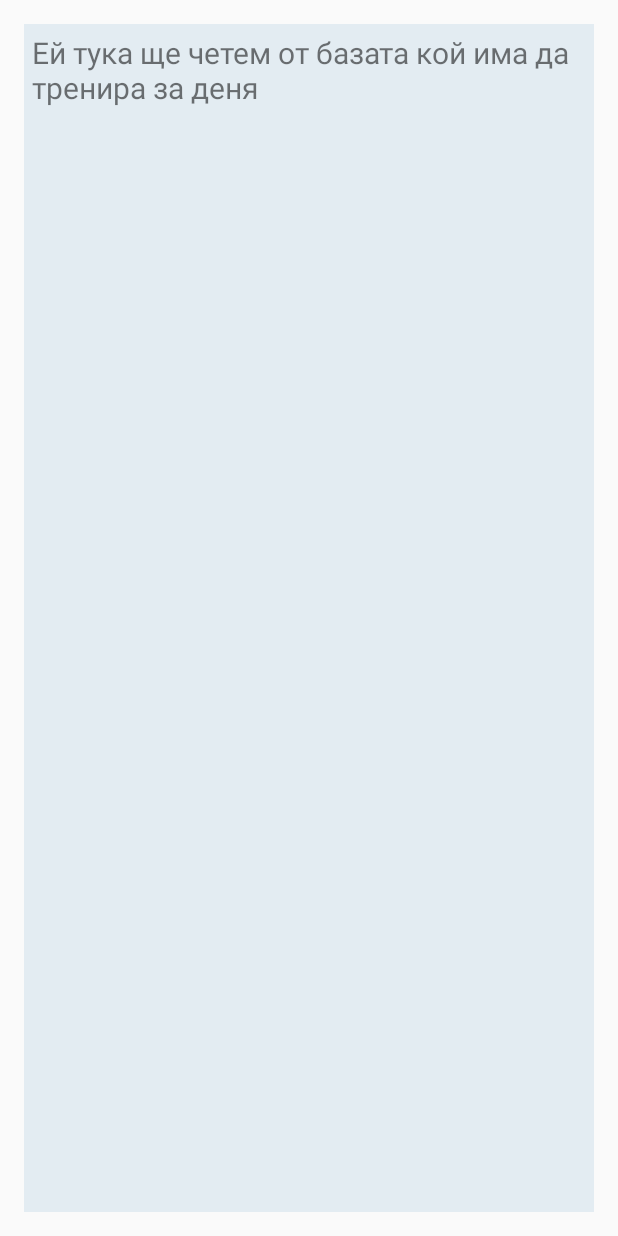
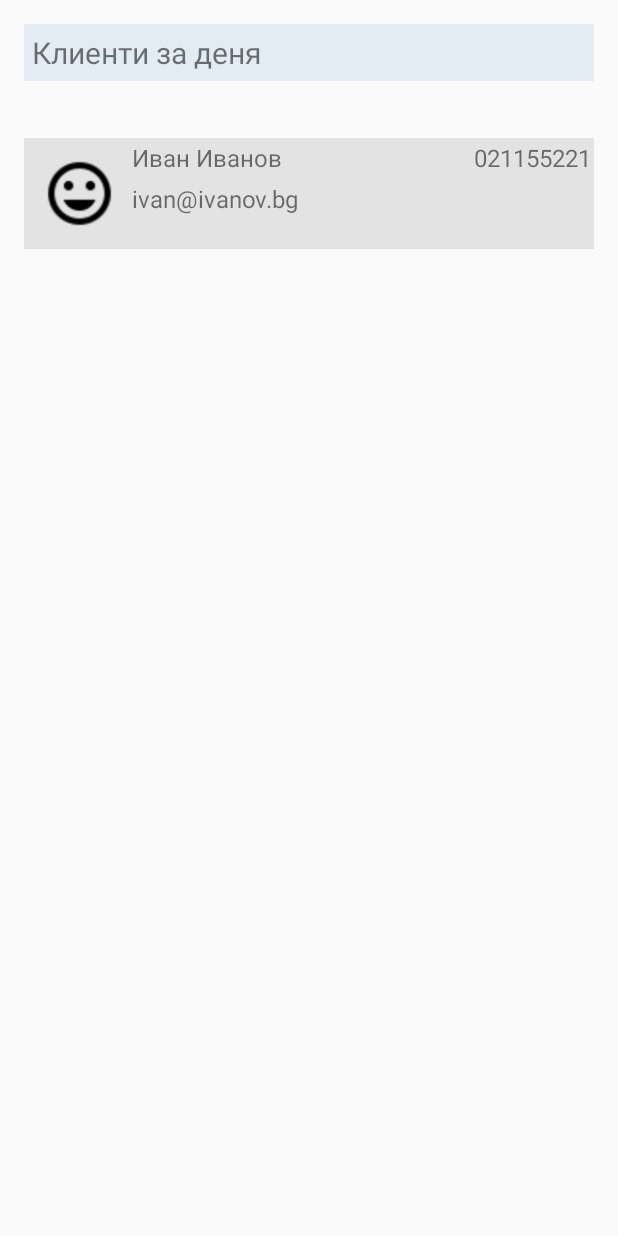
Before and after one commit to BlueberryCo/WorkoutTracker, an Android app: the ClientScheduleActivity screen opened directly, with no data from a screen before it, on a phone screen of 412 x 824 dp. Run offline under Robolectric (Android 15) with nearby library versions, the phone set to English and light mode, and no system bars; 12 statements that could not run were skipped.

Commit message:
Списък с клиенти- зареждане от базата Нов метод в базата -връща клиенти, които имат тренировка за дадена дата График - четене от базата по дати Малко промяна по оформлението на регистрацията

```diff
--- a/app/src/main/java/blueberryco/database/DatabaseHelper.java
+++ b/app/src/main/java/blueberryco/database/DatabaseHelper.java
@@ -135,30 +135,30 @@ public class DatabaseHelper extends SQLiteOpenHelper {
         super(context, DATABASE_NAME, null, DATABASE_VERSION);
     }
 
-     public void initialLoad() {
+    public void initialLoad() {
         SQLiteDatabase db = this.getReadableDatabase();
         String query = "select count(*) as nb  from client_workout;";
         Cursor res = db.rawQuery(query, null);
         int count = 0;
 
         if (res.moveToFirst()) {
-            Log.d("1-> "," prediiii");
+            Log.d("1-> ", " Start insert initial data");
             count = res.getInt(res.getColumnIndex("nb"));
-            Log.d("res.getInt(1)-> ", res.getColumnIndex("nb")+"");
+            Log.d("res.getInt(1)-> ", res.getColumnIndex("nb") + "");
             if (count == 0) {
-                String insertClient1 = "insert into clients values (3,'Ivan','Ivanov',strftime('%Y-%m-%d %H:%M:%f', '1991-03-01 13:01:01.123'),167,60,'021155221','ivan@ivanov.bg',2);";
-                String insertClient2 = "insert into clients values (4,'Maq','Ivanova',strftime('%Y-%m-%d %H:%M:%f', '1989-03-09 13:01:01.123'),165,55,'0877445588','maq@ivanova.bg',2);";
-                String insClientStat1 = "insert into client_stats values (5,3,60,50,20,25,20,35,strftime('%Y-%m-%d %H:%M:%f', '2016-01-09 13:01:01.123'));";
-                String insClientStat2 = "insert into client_stats values (6,3,55,25,20,25,20,35,strftime('%Y-%m-%d %H:%M:%f', '2016-01-20 13:01:01.123'));";
-                String insWork1 = "insert into client_workout values (5,3,strftime('%Y-%m-%d %H:%M:%f', '2016-02-10 13:01:01.123'),1);";
-                String insWork11 = "insert into client_workout values (6,3,strftime('%Y-%m-%d %H:%M:%f', '2016-02-18 13:01:01.123'),1);";
-                String insWork2 = "insert into client_workout values (7,4,strftime('%Y-%m-%d %H:%M:%f', '2016-01-10 13:01:01.123'),1);";
-                String insWork22 = "insert into client_workout values (8,4,strftime('%Y-%m-%d %H:%M:%f', '2016-01-18 13:01:01.123'),1);";
-                String insEx1="insert into exercises values (9,1,6,'първа тренировка');";
+                String insertClient1 = "insert into clients values (3,'Иван','Иванов', '19-03-1989 13:01:01',167,60,'021155221','ivan@ivanov.bg',2);";
+                String insertClient2 = "insert into clients values (4,'Мая','Манолова', '15-03-1978 13:01:01',165,55,'0877445588','maq@manolova.bg',2);";
+                String insClientStat1 = "insert into client_stats values (5,3,60,50,20,25,20,35, '20-01-2016 13:01:01');";
+                String insClientStat2 = "insert into client_stats values (6,3,55,25,20,25,20,35,'26-01-2016 13:01:01');";
+                String insWork1 = "insert into client_workout values (5,3,'10-02-2016 13:01:01',1);";
+                String insWork11 = "insert into client_workout values (6,3, '20-02-2016 13:01:01',1);";
+                String insWork2 = "insert into client_workout values (7,4,'21-01-2016 13:01:01',1);";
+                String insWork22 = "insert into client_workout values (8,4,'26-02-2016 13:01:01',1);";
+                String insEx1 = "insert into exercises values (9,1,6,'първа тренировка');";
                 String insEx11 = "insert into exercises values (11,6,6,'първа тренировка')";
-                String insEx2="insert into exercises values (10,2,7,'първа тренировка');";
-                String insSets1="insert into sets values (3,9,1,5,10,15);";
-                String insSets11="insert into sets values (4,11,6,7,10,15);";
+                String insEx2 = "insert into exercises values (10,2,7,'първа тренировка');";
+                String insSets1 = "insert into sets values (3,9,1,5,10,15);";
+                String insSets11 = "insert into sets values (4,11,6,7,10,15);";
                 db.execSQL(insertClient1);
                 db.execSQL(insertClient2);
                 db.execSQL(insClientStat1);
@@ -173,11 +173,55 @@ public class DatabaseHelper extends SQLiteOpenHelper {
                 db.execSQL(insSets1);
                 db.execSQL(insSets11);
 
-                Log.d("2-> ", " sled");
+                Log.d("2-> ", " Finish inserting initial data");
             }
         }
 
 
+    }
+
+    public List<Client> getAllClientsWorkoutForDate(String  date) {
+        SQLiteDatabase db = this.getReadableDatabase();
+        ;
+//select * from client_workout  join clients  on
+// client_workout.ClientId =clients.Id where client_workout.Date between '20-02-2016 00:00:01' and '20-02-2016 23:01:01'
+        String query = "SELECT * FROM " + TABLE_CLIENTS + " JOIN " + TABLE_CLIENT_WORKOUT
+                + "  ON client_workout.ClientId =clients.Id  WHERE client_workout." +
+                KEY_DATE_CLIENT_WORKOUT + " between '" + date + " 00:00:00' and '" + date+" 23:59:59'";
+        Log.d("query -> ", query);
+
+        List<Client> results = new ArrayList<>();
+
+        Cursor c = db.rawQuery(query, null);
+
+        if (c.moveToFirst()) {
+            do {
+                Client result = new Client();
+                result.setId(c.getInt(c.getColumnIndex(KEY_ID_CLIENT)));
+                result.setFirstName(c.getString(c.getColumnIndex(KEY_FIRST_NAME)));
+                result.setLastName(c.getString(c.getColumnIndex(KEY_LAST_NAME)));
+                if (!c.isNull(c.getColumnIndex(KEY_BIRTH_DATE))) {
+                    result.setBirthDate(parseStringToDate(c.getString(c.getColumnIndex(KEY_BIRTH_DATE))));
+                }
+                if (!c.isNull(c.getColumnIndex(KEY_HEIGHT_CLIENT))) {
+                    result.setHeight(c.getFloat(c.getColumnIndex(KEY_HEIGHT_CLIENT)));
+                }
+                if (!c.isNull(c.getColumnIndex(KEY_WEIGHT_CLIENT))) {
+                    result.setWeight(c.getFloat(c.getColumnIndex(KEY_WEIGHT_CLIENT)));
+                }
+                if (!c.isNull(c.getColumnIndex(KEY_PHONE))) {
+                    result.setPhone(c.getString(c.getColumnIndex(KEY_PHONE)));
+                }
+                if (!c.isNull(c.getColumnIndex(KEY_EMAIL))) {
+                    result.setEmail(c.getString(c.getColumnIndex(KEY_EMAIL)));
+                }
+                result.setType(Client.CLIENT_TYPE_CLIENT);
+
+                results.add(result);
+            } while (c.moveToNext());
+        }
+
+        return results;
     }
 
     @Override
--- a/app/src/main/java/blueberryco/workouttracker/CalendarView.java
+++ b/app/src/main/java/blueberryco/workouttracker/CalendarView.java
@@ -210,6 +210,7 @@ public class CalendarView extends LinearLayout {
             // today
             Date today = new Date();
 
+
             // inflate item if it does not exist yet
             if (view == null)
                 view = inflater.inflate(R.layout.control_calendar_day, parent, false);
--- a/app/src/main/java/blueberryco/workouttracker/ClientScheduleActivity.java
+++ b/app/src/main/java/blueberryco/workouttracker/ClientScheduleActivity.java
@@ -2,62 +2,133 @@ package blueberryco.workouttracker;
 
 import android.app.Activity;
 import android.os.Bundle;
+import android.util.Log;
 import android.view.Menu;
 import android.view.MenuItem;
+import android.view.View;
+import android.widget.AdapterView;
+import android.widget.ListView;
+import android.widget.TextView;
 import android.widget.Toast;
 
 import java.text.DateFormat;
 import java.text.SimpleDateFormat;
+import java.util.ArrayList;
 import java.util.Date;
 import java.util.HashSet;
+import java.util.List;
+import java.util.Locale;
+
+import blueberryco.database.DatabaseHelper;
+import blueberryco.entities.Client;
 
 public class ClientScheduleActivity extends Activity {
 
+    private SimpleDateFormat dateFormatter;
+    ListView dataList;
+    ArrayList<Client> alClients;
+    DateFormat df = new SimpleDateFormat("dd-MM-yyyy", Locale.ENGLISH);
+    Date selectedDate;
+    TextView emptyClientList ;
 
     @Override
-    protected void onCreate(Bundle savedInstanceState)
-    {
+    protected void onCreate(Bundle savedInstanceState) {
         super.onCreate(savedInstanceState);
         setContentView(R.layout.activity_clients_schedule);
-
+        dataList = (ListView) findViewById(R.id.lvClientsCal);
+        emptyClientList = (TextView) findViewById(R.id.tvNoClientsForDay);
         HashSet<Date> events = new HashSet<>();
         events.add(new Date());
 
-        CalendarView cv = ((CalendarView)findViewById(R.id.calendar_view));
+        CalendarView cv = ((CalendarView) findViewById(R.id.calendar_view));
         cv.updateCalendar(events);
+        Date today = new Date(System.currentTimeMillis());
+        loadClientForDay(today);
+        // assign event handler
+        cv.setEventHandler(new CalendarView.EventHandler() {
+            @Override
+            public void onDayLongPress(Date date) {
+                // show returned day ---> tuk chete ot bazata za izbranq den
+                selectedDate = date;
+                Toast.makeText(ClientScheduleActivity.this, df.format(date) + " eto tuka ima ama mnogo rabota :)", Toast.LENGTH_SHORT).show();
 
-        // assign event handler
-        cv.setEventHandler(new CalendarView.EventHandler()
-        {
-            @Override
-            public void onDayLongPress(Date date)
-            {
-                // show returned day ---> tuk chete ot bazata za izbranq den
-                DateFormat df = SimpleDateFormat.getDateInstance();
-                Toast.makeText(ClientScheduleActivity.this, df.format(date)+ " eto tuka ima ama mnogo rabota :)", Toast.LENGTH_SHORT).show();
+                loadClientForDay(selectedDate);
             }
         });
+
+    }
+
+
+    public void loadClientForDay(Date date) {
+
+        DatabaseHelper db = new DatabaseHelper(getApplicationContext());
+        CustomAdapterClients adapter;
+        Log.d("to format date-> ", date + "");
+        String dat = df.format(date);
+        Log.d("date-> ", dat + "");
+        List<Client> lClients = db.getAllClientsWorkoutForDate(dat);
+        if (lClients != null && lClients.size() != 0) {
+            Log.d("lClients  ", lClients.get(0).getFirstName());
+            emptyClientList.setText("");
+            alClients = new ArrayList<Client>();
+
+            for (Client cn : lClients) {
+                String log = "ID:" + cn.getId() + " Name: " + cn.getFirstName()
+                        + " ,LastName: " + cn.getLastName();
+
+
+                Log.d("Result: ", log);
+                alClients.add(cn);
+
+            }
+
+            adapter = new CustomAdapterClients(ClientScheduleActivity.this,
+                    alClients);
+
+            dataList.setAdapter(adapter);
+
+
+            dataList.setOnItemClickListener(new AdapterView.OnItemClickListener() {
+                                                @Override
+                                                public void onItemClick(AdapterView<?> parent, View view, int position,
+                                                                        long id) {
+
+                                                    String member_name = alClients.get(position).getFirstName();
+                                                    Toast.makeText(getApplicationContext(), "" + member_name,
+                                                            Toast.LENGTH_SHORT).show();
+                                                }
+                                            }
+
+            );
+
+        } else {
+            String log = "Няма клиенти за " + dat;
+            emptyClientList.setText(log);
+            alClients = new ArrayList<Client>();
+            adapter = new CustomAdapterClients(ClientScheduleActivity.this,
+                    alClients);
+
+            dataList.setAdapter(adapter);
+            Log.d("Result: ", log);
+        }
     }
 
     @Override
-    public boolean onCreateOptionsMenu(Menu menu)
-    {
+    public boolean onCreateOptionsMenu(Menu menu) {
         // Inflate the menu; this adds items to the action bar if it is present.
         getMenuInflater().inflate(R.menu.menu_main, menu);
         return true;
     }
 
     @Override
-    public boolean onOptionsItemSelected(MenuItem item)
-    {
+    public boolean onOptionsItemSelected(MenuItem item) {
         // Handle action bar item clicks here. The action bar will
         // automatically handle clicks on the Home/Up button, so long
         // as you specify a parent activity in AndroidManifest.xml.
         int id = item.getItemId();
 
         //noinspection SimplifiableIfStatement
-        if (id == R.id.action_settings)
-        {
+        if (id == R.id.action_settings) {
             return true;
         }
 
--- /dev/null
+++ b/app/src/main/java/blueberryco/workouttracker/CustomAdapterClients.java
@@ -0,0 +1,93 @@
+package blueberryco.workouttracker;
+
+import android.app.Activity;
+import android.content.Context;
+import android.util.Log;
+import android.view.LayoutInflater;
+import android.view.View;
+import android.view.ViewGroup;
+import android.widget.BaseAdapter;
+import android.widget.ImageView;
+import android.widget.TextView;
+
+import java.util.List;
+
+import blueberryco.entities.Client;
+
+/**
+ * Created by Greta on 20.2.2016 г..
+ */
+public class CustomAdapterClients extends BaseAdapter {
+
+    Context context;
+    List<Client> lClients;
+    private int[] colors = new int[] {  0x30808080, 0x30ffffff };
+
+    CustomAdapterClients(Context context, List<Client> lClients) {
+        this.context = context;
+        this.lClients = lClients;
+        Log.i("CustomAdapterClients`", " --------1------");
+    }
+
+    @Override
+    public int getCount() {
+        return lClients.size();
+    }
+
+    @Override
+    public Object getItem(int position) {
+        return lClients.get(position);
+    }
+
+    @Override
+    public long getItemId(int position) {
+        return lClients.indexOf(getItem(position));
+    }
+
+    /* private view holder class */
+    private class ViewHolder {
+        ImageView ivClientImage;
+        TextView tvClientName;
+        TextView tvClientTelNumber;
+        TextView tvClientEmail;
+    }
+
+
+    @Override
+    public View getView(int position, View convertView, ViewGroup parent) {
+
+        ViewHolder item = null;
+
+        LayoutInflater mInflater = (LayoutInflater) context
+                .getSystemService(Activity.LAYOUT_INFLATER_SERVICE);
+
+        item = new ViewHolder();
+        if (convertView == null) {
+            convertView = mInflater.inflate(R.layout.list_item_clients, null);
+
+            item.tvClientName = (TextView) convertView
+                    .findViewById(R.id.tvClientNameItem);
+            item.ivClientImage = (ImageView) convertView
+                    .findViewById(R.id.ivProfilePic);
+            item.tvClientTelNumber = (TextView) convertView.findViewById(R.id.tvClientPhone);
+            item.tvClientEmail = (TextView) convertView
+                    .findViewById(R.id.tvEmailClient);
+
+            convertView.setTag(item);
+        } else {
+            item = (ViewHolder) convertView.getTag();
+        }
+        Client client = lClients.get(position);
+        // ako ima i snimka
+        //item.ivProfilePic.setImageResource();
+        item.tvClientName.setText(client.getFirstName() + " " + client.getLastName());
+        item.tvClientTelNumber.setText(client.getPhone());
+        item.tvClientEmail.setText(client.getEmail());
+
+        int colorPos = position % colors.length;
+        convertView.setBackgroundColor(colors[colorPos]);
+
+        return convertView;
+    }
+
+}
--- a/app/src/main/res/layout/activity_clients_schedule.xml
+++ b/app/src/main/res/layout/activity_clients_schedule.xml
@@ -18,12 +18,24 @@
     <TextView
         android:id="@+id/tvDayWorkout"
         android:layout_width="fill_parent"
-        android:layout_height="fill_parent"
+        android:layout_height="wrap_content"
         android:layout_alignParentTop="true"
         android:background="@color/winter"
         android:padding="5dp"
         android:layout_centerHorizontal="true"
-        android:text="Ей тука ще четем от базата кой има да тренира за деня"
+        android:text="Клиенти за деня"
         android:textSize="20sp" />
+    <TextView
+        android:id="@+id/tvNoClientsForDay"
+        android:layout_width="fill_parent"
+        android:layout_height="wrap_content"
+        android:layout_alignParentTop="true"
+        android:padding="5dp"
+        android:layout_centerHorizontal="true"
+        android:textSize="20sp" />
+    <ListView
+        android:id="@+id/lvClientsCal"
+        android:layout_width="match_parent"
+        android:layout_height="wrap_content" />
 
 </LinearLayout>
--- /dev/null
+++ b/app/src/main/res/layout/list_item_clients.xml
@@ -0,0 +1,43 @@
+<?xml version="1.0" encoding="utf-8"?>
+<RelativeLayout xmlns:android="http://schemas.android.com/apk/res/android"
+    android:layout_width="fill_parent"
+    android:layout_height="fill_parent"
+    android:padding="2dp">
+
+    <ImageView
+        android:id="@+id/ivProfilePic"
+        android:layout_width="70dp"
+        android:layout_height="70dp"
+        android:src="@drawable/profile_pic"
+        android:paddingLeft="10dp"
+        android:paddingRight="10dp" />
+
+    <TextView
+        android:id="@+id/tvClientNameItem"
+        android:layout_width="wrap_content"
+        android:paddingBottom="5dp"
+        android:layout_height="wrap_content"
+        android:layout_toRightOf="@+id/ivProfilePic"
+        android:text="txt"
+        android:textSize="16sp" />
+
+    <TextView
+        android:id="@+id/tvEmailClient"
+        android:layout_width="wrap_content"
+        android:layout_height="wrap_content"
+        android:layout_alignLeft="@+id/tvClientNameItem"
+        android:layout_below="@+id/tvClientNameItem"
+        android:text="txt"
+        android:textSize="16sp" />
+
+    <TextView
+        android:id="@+id/tvClientPhone"
+        android:layout_width="wrap_content"
+        android:layout_height="wrap_content"
+        android:layout_alignBaseline="@+id/tvClientNameItem"
+        android:layout_alignBottom="@+id/tvClientNameItem"
+        android:layout_alignParentRight="true"
+        android:text="txt"
+        android:textSize="16sp" />
+
+</RelativeLayout>
```
Also changed, not shown: app/src/main/java/blueberryco/workouttracker/ClientsActivity.java (+58 -2 lines), app/src/main/java/blueberryco/workouttracker/RowItem.java (added, +55 -0 lines), app/src/main/res/layout/activity_clients.xml (+12 -8 lines), app/src/main/res/layout/activity_create_owner.xml (+57 -45 lines), app/src/main/res/drawable/profile_pic.png (added).
